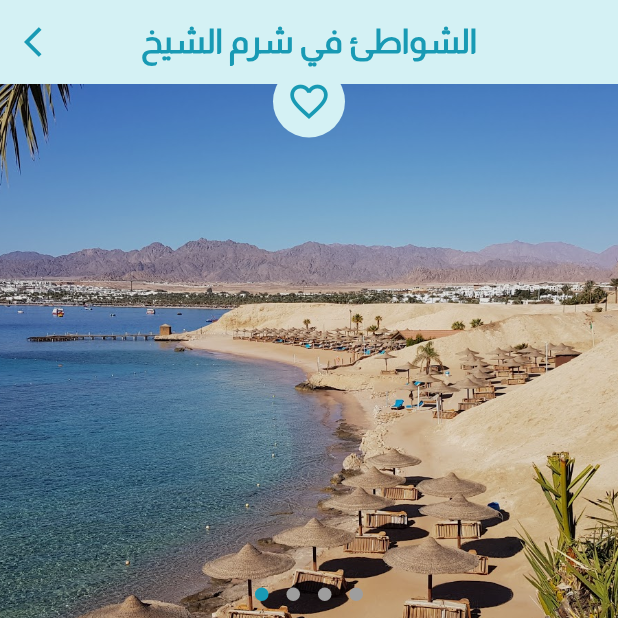
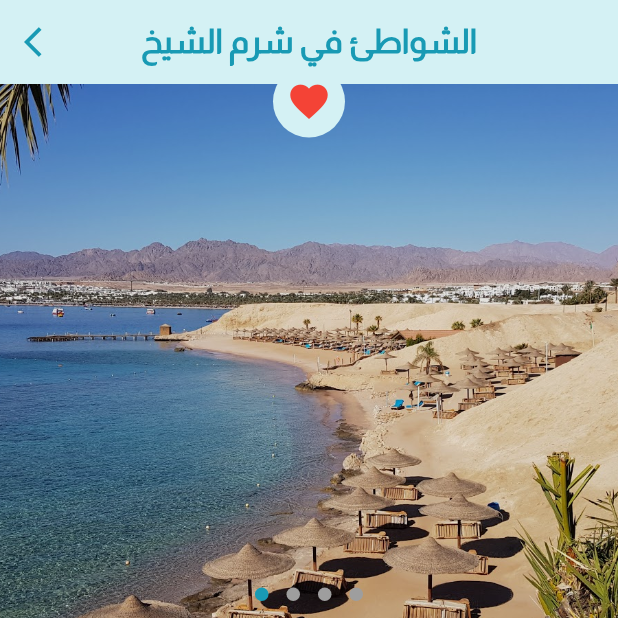
Before and after one commit to Wegdan9/e_city, a Flutter app: the TripDetailsScreen screen opened directly with empty values, scrolled down 545 dp, after a tap on the "favorite outline" icon, on a phone screen of 412 x 824 dp, the top half of it. Run offline on Flutter 3.47's test engine with Material 2 defaults, Android fonts, the phone set to English and light mode, and no system bars; drawn by our look-alikes of carousel_slider, dots_indicator; our stand-ins replace animated_splash_screen, flutter_animate, lottie, page_transition, video_player.

Commit message:
Wegdan_Repo9
1- Modifying Favorites

```diff
--- a/lib/controller/trips_controller.dart
+++ b/lib/controller/trips_controller.dart
@@ -3,6 +3,8 @@ import '../model/trip.dart';
 
 class TripsController with ChangeNotifier{
 
+
+  bool _isFavorite = false;
   final List<Trip> _trip =  [
         Trip(tripId: 'trip1',
             tripName: 'الشواطئ في شرم الشيخ',
@@ -87,7 +89,14 @@ class TripsController with ChangeNotifier{
         ),
   ];
 
+
   List<Trip> get getTrip => [..._trip];
+  bool get get_IsFavorite => _isFavorite;
+
+  void toggleFavorite(){
+    _isFavorite = !_isFavorite;
+    notifyListeners();
+  }
 
   Trip findTripById(int index){
     return _trip.elementAt(index);
--- a/lib/model/landmark.dart
+++ b/lib/model/landmark.dart
@@ -4,7 +4,8 @@ class Landmark{
   String landmarkName;
   List<String> landmarkDescription;
   List<String> landmarkImagePath;
+  //bool isFavorite;
 
   Landmark({required this.landmarkId, required this.landmarkName, required this.landmarkDescription,
-      required this.landmarkImagePath});
+      required this.landmarkImagePath, });
 }
--- a/lib/view/home_screen/widgets/trip_widget.dart
+++ b/lib/view/home_screen/widgets/trip_widget.dart
@@ -1,6 +1,8 @@
+import 'package:e_city/controller/trips_controller.dart';
 import 'package:e_city/model/trip.dart';
 import 'package:e_city/view/trips/trip_details_screen.dart';
 import 'package:flutter/material.dart';
+import 'package:provider/provider.dart';
 
 import '../../../constants/colors.dart';
 import '../../../constants/size.dart';
@@ -56,9 +58,21 @@ class TripWidget extends StatelessWidget {
             child: Row(
               mainAxisAlignment: MainAxisAlignment.spaceEvenly,
               children: [
-                IconButton(
-                  icon:Icon(Icons.favorite_border, size: 30, color: color2,),
-                  onPressed: (){},),
+                Consumer<TripsController>(
+                  builder: (context, consTrip, child) => IconButton(
+                    icon: Icon(
+                      consTrip.get_IsFavorite
+                      ? Icons.favorite
+                      : Icons.favorite_border,
+                      size: 30,
+                      color: Colors.red,
+                    ),
+                    onPressed: () {
+                      consTrip.toggleFavorite();
+                      //consTrip.get_IsFavorite;
+                    },
+                  ),
+                ),
                 VerticalDivider(
                   thickness: 1,
                   color: color2,
@@ -69,7 +83,7 @@ class TripWidget extends StatelessWidget {
                   child: Row(
                     children: [
                       Text('${trip[index].rating}', style: Theme.of(context).textTheme.bodyLarge,),
-                      Icon(Icons.star_border_purple500_outlined, size: 30, color: color2,),
+                      Icon(Icons.star_border_purple500_outlined, size: 30, color: Colors.amberAccent,),
                     ],
                   ),
                 ),
--- a/lib/view/trips/trip_details_screen.dart
+++ b/lib/view/trips/trip_details_screen.dart
@@ -8,6 +8,8 @@ import 'package:provider/provider.dart';
 import '../../constants/colors.dart';
 import '../../constants/size.dart';
 
+
+/// Why Stateful ? Because of Carousel.
 class TripDetailsScreen extends StatefulWidget {
 
    static final String TRIP_DETAILS_SCREEN_ROUTE = '/tripDetailsScreenRoute';
@@ -21,6 +23,7 @@ class TripDetailsScreen extends StatefulWidget {
 class _TripDetailsScreenState extends State<TripDetailsScreen> {
 
   int currentIndex = 0;
+
 
   @override
   Widget build(BuildContext context) {
@@ -83,11 +86,15 @@ class _TripDetailsScreenState extends State<TripDetailsScreen> {
                   shape: BoxShape.circle,
                   color: color4
               ),
-              child: IconButton(
-                icon: Icon(Icons.favorite_border,size: 30, color: color2,),
-                onPressed: (){
-
-                },
+              child: Consumer<TripsController>(
+                builder: (context, consTrip, child) => IconButton(
+                  icon: Icon(consTrip.get_IsFavorite ? Icons.favorite :Icons.favorite_border,size: 30, color: Colors.red,),
+                  onPressed: (){
+                    setState(() {
+                      consTrip.toggleFavorite();
+                    });
+                  },
+                ),
               ),
             ),
           ),
```
Also changed, not shown: lib/controller/landmark_controller.dart (+12 -3 lines), lib/view/home_screen/widgets/landmark_widget.dart (+5 -3 lines), lib/view/landmarks/landmark_details_screen.dart (+14 -4 lines).
